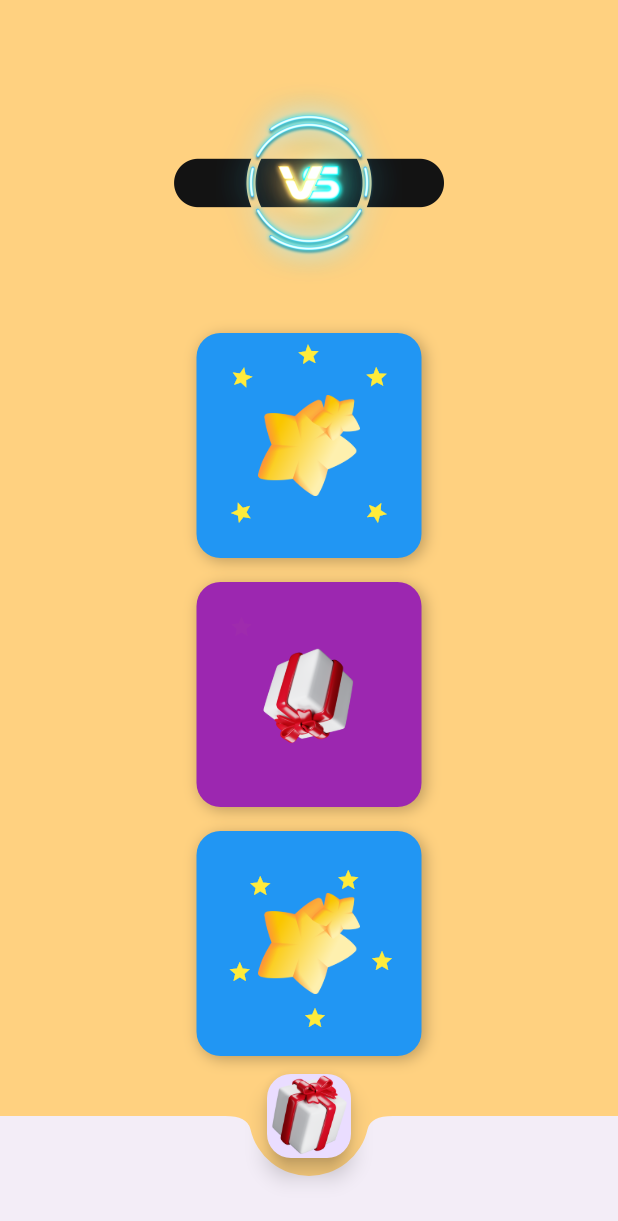
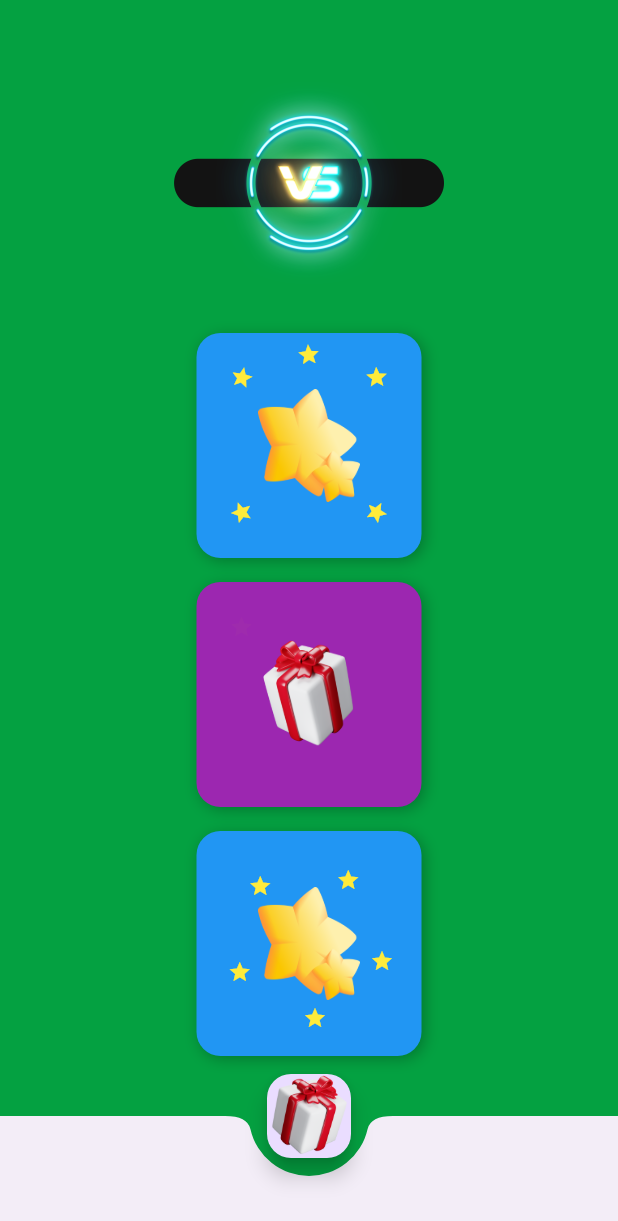
Before and after one commit to farhad-fbm/auth_flutter, a Flutter app: the CoinRisePage screen opened by its route, on a phone screen of 412 x 824 dp. Shown: the top 1221 px of the screen. Run offline on Flutter 3.47's test engine with Material 3 defaults, Android fonts, the phone set to English and light mode, and no system bars; our stand-ins replace go_router, image_picker; missing offline and left inert: hexagon.

Commit message:
animation re setup

```diff
--- a/lib/features/animated_icons/icon_home_screen.dart
+++ b/lib/features/animated_icons/icon_home_screen.dart
@@ -1,9 +1,8 @@
 import 'package:flutter/material.dart';
 import 'dart:math';
-
-import 'widgets/blinking_image.dart';
+import 'data/star_animation_type.dart';
+import 'widgets/blinking_logo.dart';
 import 'widgets/rotating_stars_card.dart';
-import 'widgets/star_animation_type.dart';
 
 class CoinRisePage extends StatefulWidget {
   const CoinRisePage({super.key});
@@ -97,7 +96,7 @@ class CoinRisePageState extends State<CoinRisePage> with SingleTickerProviderSta
 
     return Scaffold(
       // backgroundColor: Color(0xFF012312),
-      backgroundColor: Colors.orangeAccent[100],
+      backgroundColor: const Color(0xFF04A141),
       body: Stack(
         children: [
           const Center(
@@ -105,8 +104,11 @@ class CoinRisePageState extends State<CoinRisePage> with SingleTickerProviderSta
               mainAxisAlignment: MainAxisAlignment.end,
 
               children: [
-                BlinkingImage(imagePath: "assets/icons/neon_logo.png", width: 400, height: 200),
-
+                SizedBox(
+                  width: 400,
+                  height: 200,
+                  child: BlinkingLogo(imagePath: "assets/icons/neon_logo.png"),
+                ),
                 // Spinning stars
                 RotatingStarsCard(
                   centerIconPath: "assets/icons/3d_star.png",
--- a/lib/features/animated_icons/widgets/blinking_image.dart
+++ /dev/null
@@ -1,56 +0,0 @@
-import 'package:flutter/material.dart';
-
-class BlinkingImage extends StatefulWidget {
-  final String imagePath;
-  final double width;
-  final double height;
-
-  const BlinkingImage({
-    super.key,
-    required this.imagePath,
-    this.width = 400,
-    this.height = 200,
-  });
-
-  @override
-  State<BlinkingImage> createState() => _BlinkingImageState();
-}
-
-class _BlinkingImageState extends State<BlinkingImage>
-    with SingleTickerProviderStateMixin {
-  late AnimationController _controller;
-  late Animation<double> _animation;
-
-  @override
-  void initState() {
-    super.initState();
-
-    _controller = AnimationController(
-      vsync: this,
-      duration: const Duration(seconds: 2),
-    )..repeat(reverse: true); // will fade in and out
-
-    _animation = Tween<double>(
-      begin: 0.8,
-      end: 1.0,
-    ).animate(CurvedAnimation(parent: _controller, curve: Curves.easeInOut));
-  }
-
-  @override
-  void dispose() {
-    _controller.dispose();
-    super.dispose();
-  }
-
-  @override
-  Widget build(BuildContext context) {
-    return FadeTransition(
-      opacity: _animation,
-      child: SizedBox(
-        width: widget.width,
-        height: widget.height,
-        child: Image.asset(widget.imagePath),
-      ),
-    );
-  }
-}
--- /dev/null
+++ b/lib/features/animated_icons/widgets/blinking_logo.dart
@@ -0,0 +1,48 @@
+import 'package:flutter/material.dart';
+
+class BlinkingLogo extends StatefulWidget {
+  final String imagePath;
+  final double width;
+  final double height;
+
+  const BlinkingLogo({super.key, required this.imagePath, this.width = 400, this.height = 200});
+
+  @override
+  State<BlinkingLogo> createState() => _BlinkingLogoState();
+}
+
+class _BlinkingLogoState extends State<BlinkingLogo> with SingleTickerProviderStateMixin {
+  late AnimationController _blinkingController;
+  late Animation<double> _animation;
+
+  @override
+  void initState() {
+    super.initState();
+
+    _blinkingController = AnimationController(vsync: this, duration: const Duration(seconds: 2))
+      ..repeat(reverse: true);
+
+    _animation = Tween<double>(
+      begin: 0.8,
+      end: 1.0,
+    ).animate(CurvedAnimation(parent: _blinkingController, curve: Curves.easeInOut));
+  }
+
+  @override
+  void dispose() {
+    _blinkingController.dispose();
+    super.dispose();
+  }
+
+  @override
+  Widget build(BuildContext context) {
+    return FadeTransition(
+      opacity: _animation,
+      child: SizedBox(
+        width: widget.width,
+        height: widget.height,
+        child: Image.asset(widget.imagePath),
+      ),
+    );
+  }
+}
--- /dev/null
+++ b/lib/features/animated_icons/widgets/icon_mirroring.dart
@@ -0,0 +1,68 @@
+import 'package:flutter/material.dart';
+
+class IconMirroring extends StatefulWidget {
+  // final Animation<double> animation;
+  final String iconPath;
+  final double size;
+
+  const IconMirroring({
+    super.key,
+    // required this.animation,
+    required this.iconPath,
+    required this.size,
+  });
+
+  @override
+  State<IconMirroring> createState() => _IconMirroringState();
+}
+
+class _IconMirroringState extends State<IconMirroring> with TickerProviderStateMixin {
+  late AnimationController _mirrorController;
+  late Animation<double> _mirrorAnimation;
+
+  @override
+  void initState() {
+    super.initState();
+
+    _mirrorController = AnimationController(vsync: this, duration: const Duration(seconds: 12))
+      ..repeat();
+
+    _mirrorAnimation = TweenSequence<double>([
+      TweenSequenceItem(
+        tween: Tween(begin: 1.0, end: -1.0).chain(CurveTween(curve: Curves.linear)),
+        weight: 2,
+      ),
+      TweenSequenceItem(tween: ConstantTween(-1.0), weight: 4),
+      TweenSequenceItem(
+        tween: Tween(begin: -1.0, end: 1.0).chain(CurveTween(curve: Curves.linear)),
+        weight: 2,
+      ),
+      TweenSequenceItem(tween: ConstantTween(1.0), weight: 4),
+    ]).animate(_mirrorController);
+  }
+
+  @override
+  void dispose() {
+    _mirrorController.dispose();
+    super.dispose();
+  }
+
+  @override
+  Widget build(BuildContext context) {
+    return AnimatedBuilder(
+      animation: _mirrorAnimation,
+      builder: (context, child) {
+        return Transform(
+          alignment: Alignment.center,
+          // transform: Matrix4.identity()..scale(widget.animation.value, 1.0),
+          transform: Matrix4.identity()..scale(_mirrorAnimation.value, 1.0),
+          child: SizedBox(
+            width: widget.size,
+            height: widget.size,
+            child: Image.asset(widget.iconPath),
+          ),
+        );
+      },
+    );
+  }
+}
--- a/lib/features/animated_icons/widgets/mirror_icon.dart
+++ /dev/null
@@ -1,33 +0,0 @@
-import 'package:flutter/material.dart';
-
-
-class MirrorIcon extends StatelessWidget {
-  final Animation<double> animation;
-  final String iconPath;
-  final double size;
-
-  const MirrorIcon({
-    super.key,
-    required this.animation,
-    required this.iconPath,
-    required this.size,
-  });
-
-  @override
-  Widget build(BuildContext context) {
-    return AnimatedBuilder(
-      animation: animation,
-      builder: (context, child) {
-        return Transform.scale(
-          alignment: Alignment.center,
-          scale: animation.value,
-          child: SizedBox(
-            width: size,
-            height: size,
-            child: Image.asset(iconPath),
-          ),
-        );
-      },
-    );
-  }
-}
--- a/lib/features/animated_icons/widgets/rotating_stars_card.dart
+++ b/lib/features/animated_icons/widgets/rotating_stars_card.dart
@@ -1,8 +1,8 @@
 import 'package:flutter/material.dart';
 
-import 'mirror_icon.dart';
-import 'star_widget.dart';
-import 'star_animation_type.dart';
+import 'icon_mirroring.dart';
+import 'small_star_widget.dart';
+import '../data/star_animation_type.dart';
 
 class RotatingStarsCard extends StatefulWidget {
   final Color backgroundColor;
@@ -26,15 +26,11 @@ class RotatingStarsCard extends StatefulWidget {
   State<RotatingStarsCard> createState() => _RotatingStarsCardState();
 }
 
-class _RotatingStarsCardState extends State<RotatingStarsCard>
-    with TickerProviderStateMixin {
-  late AnimationController _controller;
+class _RotatingStarsCardState extends State<RotatingStarsCard> with TickerProviderStateMixin {
   late List<Offset> _starPositions;
-
-  late AnimationController _mirrorController;
-  late Animation<double> _mirrorAnimation;
-
+  late AnimationController _spinController;
   late AnimationController _orbitController;
+  // late Animation<double> _mirrorAnimation;
 
   @override
   void initState() {
@@ -48,48 +44,21 @@ class _RotatingStarsCardState extends State<RotatingStarsCard>
       Offset(widget.size * 0.5, widget.size * 0.1),
     ];
 
-    _controller = AnimationController(
+    _spinController = AnimationController(
       vsync: this,
-      duration:
-          widget.animationType == StarAnimationType.spin
-              ? const Duration(seconds: 3)
-              : const Duration(seconds: 1),
+      duration: widget.animationType == StarAnimationType.spin
+          ? const Duration(seconds: 3)
+          : const Duration(seconds: 1),
     )..repeat(reverse: widget.animationType == StarAnimationType.blink);
 
-    _mirrorController = AnimationController(
-      vsync: this,
-      duration: const Duration(seconds: 12),
-    )..repeat();
-
-    _mirrorAnimation = TweenSequence<double>([
-      TweenSequenceItem(
-        tween: Tween(
-          begin: 1.0,
-          end: -1.0,
-        ).chain(CurveTween(curve: Curves.linear)),
-        weight: 2,
-      ),
-      TweenSequenceItem(tween: ConstantTween(-1.0), weight: 4),
-      TweenSequenceItem(
-        tween: Tween(
-          begin: -1.0,
-          end: 1.0,
-        ).chain(CurveTween(curve: Curves.linear)),
-        weight: 2,
-      ),
-      TweenSequenceItem(tween: ConstantTween(1.0), weight: 4),
-    ]).animate(_mirrorController);
-
-    _orbitController = AnimationController(
-      vsync: this,
-      duration: const Duration(seconds: 8),
-    )..repeat();
+    // _________________________________________________________________________________________________
+    _orbitController = AnimationController(vsync: this, duration: const Duration(seconds: 8))
+      ..repeat();
   }
 
   @override
   void dispose() {
-    _controller.dispose();
-    _mirrorController.dispose();
+    _spinController.dispose();
     _orbitController.dispose();
     super.dispose();
   }
@@ -102,26 +71,24 @@ class _RotatingStarsCardState extends State<RotatingStarsCard>
       decoration: BoxDecoration(
         color: widget.backgroundColor,
         borderRadius: BorderRadius.circular(16),
-        boxShadow: const [
-          BoxShadow(color: Colors.black26, blurRadius: 8, offset: Offset(2, 2)),
-        ],
+        boxShadow: const [BoxShadow(color: Colors.black26, blurRadius: 8, offset: Offset(2, 2))],
       ),
       child: Stack(
         alignment: Alignment.center,
         children: [
-          MirrorIcon(
-            animation: _mirrorAnimation,
+          IconMirroring(
+            // animation: _mirrorAnimation,
             iconPath: widget.centerIconPath,
             size: widget.size * 0.5,
           ),
           ...List.generate(
             _starPositions.length,
-            (index) => StarWidget(
+            (index) => SmallStarWidget(
               position: _starPositions[index],
               size: 16,
               index: index,
               animationType: widget.animationType,
-              controller: _controller,
+              controller: _spinController,
               orbitController: _orbitController,
               starCount: widget.starCount,
               orbitRadius: widget.orbitRadius,
--- a/lib/features/animated_icons/widgets/star_widget.dart
+++ b/lib/features/animated_icons/widgets/small_star_widget.dart
@@ -1,8 +1,8 @@
 import 'dart:math';
 import 'package:flutter/material.dart';
-import 'star_animation_type.dart';
+import '../data/star_animation_type.dart';
 
-class StarWidget extends StatelessWidget {
+class SmallStarWidget extends StatelessWidget {
   final Offset position;
   final double size;
   final int index;
@@ -12,7 +12,7 @@ class StarWidget extends StatelessWidget {
   final int starCount;
   final double orbitRadius;
 
-  const StarWidget({
+  const SmallStarWidget({
     super.key,
     required this.position,
     required this.size,
@@ -58,8 +58,7 @@ class StarWidget extends StatelessWidget {
       return AnimatedBuilder(
         animation: orbitController,
         builder: (context, child) {
-          final angle =
-              2 * pi * orbitController.value + (index * 2 * pi / starCount);
+          final angle = 2 * pi * orbitController.value + (index * 2 * pi / starCount);
           final dx = orbitRadius * cos(angle);
           final dy = orbitRadius * sin(angle);
 
```
Also changed, not shown: lib/features/animated_icons/widgets/single_file_for_learning.dart (deleted, +0 -187 lines), lib/features/animated_icons/data/star_animation_type.dart (renamed from lib/features/animated_icons/widgets/star_animation_type.dart).
